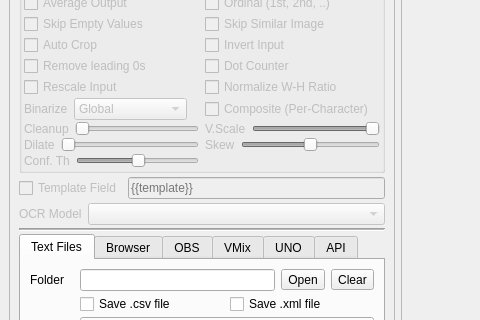
ThomasMcCrossin/scoresight, file src/mainwindow.ui: the form before one commit; both pictures show x 0 to 480 and y 222 to 542 of the 1038 by 721 pixel window.
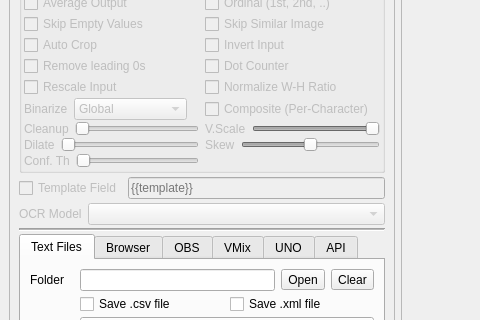
The form after the commit.

```diff
--- a/src/mainwindow.ui
+++ b/src/mainwindow.ui
@@ -601,8 +601,14 @@
                 </item>
                 <item>
                  <widget class="QSlider" name="horizontalSlider_conf_thresh">
+                  <property name="toolTip">
+                   <string>Minimum OCR confidence in % (0-99): Tesseract's confidence in the reading. A reading below it is rejected (yellow, FailedFilter). 0 turns the check off.</string>
+                  </property>
+                  <property name="maximum">
+                   <number>99</number>
+                  </property>
                   <property name="value">
-                   <number>50</number>
+                   <number>0</number>
                   </property>
                   <property name="orientation">
                    <enum>Qt::Horizontal</enum>
```
Left out of the diff: 3 changed lines with no effect on the pictures.
